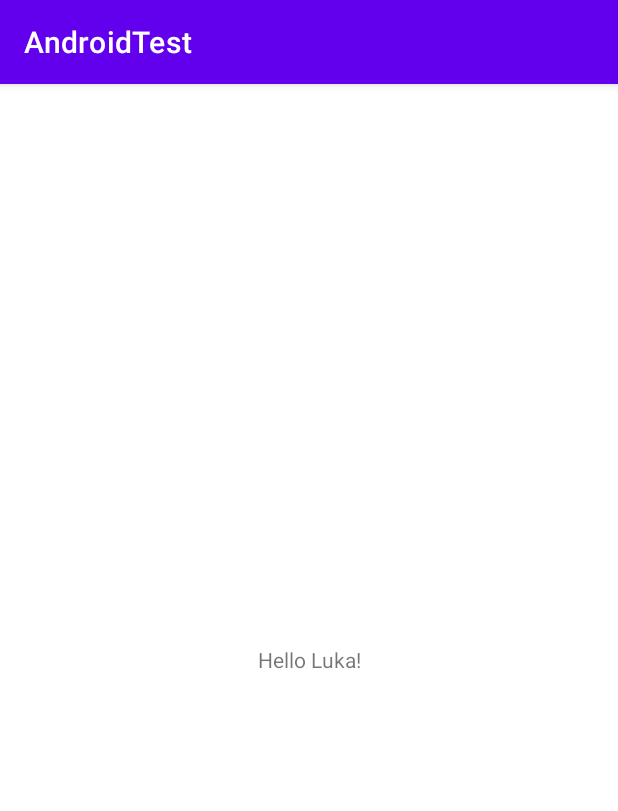
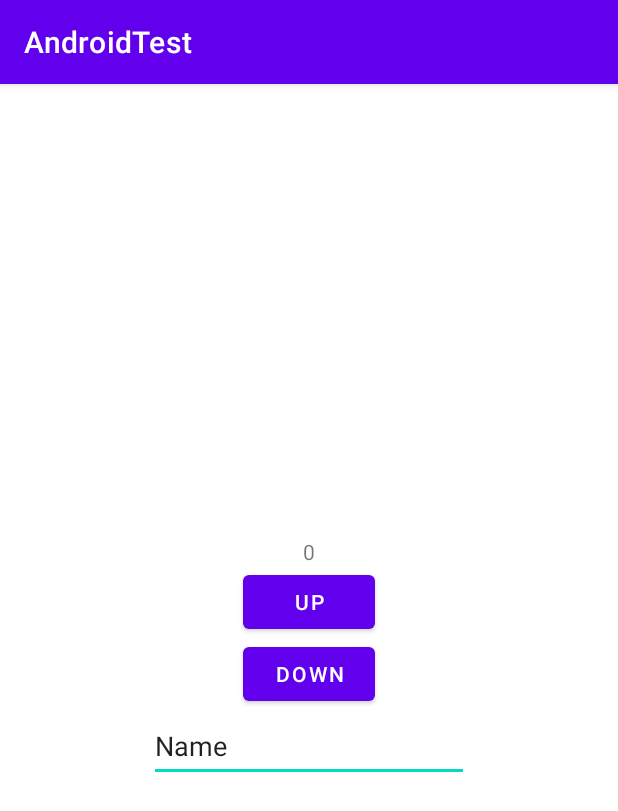
Before and after one commit to Lu555ak/AndroidTest, an Android app: the screen it shows after launch (MainActivity), on a phone screen of 412 x 824 dp. Shown: the top 811 px of the screen. Run offline under Robolectric (Android 15) with nearby library versions, the phone set to English and light mode, and no system bars.

Commit message:
Tasks: 3. - 9.

```diff
--- a/app/build.gradle
+++ b/app/build.gradle
@@ -5,12 +5,12 @@ plugins {
 
 android {
     namespace 'com.example.androidtest'
-    compileSdk 32
+    compileSdk 33
 
     defaultConfig {
         applicationId "com.example.androidtest"
         minSdk 26
-        targetSdk 32
+        targetSdk 33
         versionCode 1
         versionName "1.0"
 
--- a/app/src/main/java/com/example/androidtest/MainActivity.kt
+++ b/app/src/main/java/com/example/androidtest/MainActivity.kt
@@ -1,16 +1,50 @@
 package com.example.androidtest
 
+import android.content.Intent
 import androidx.appcompat.app.AppCompatActivity
 import android.os.Bundle
 import android.util.Log
+import android.widget.Button
+import android.widget.EditText
+import android.widget.TextView
 import android.widget.Toast
 
 class MainActivity : AppCompatActivity() {
+
+    private var count = 0;
+    lateinit var textViewCounter: TextView
+    lateinit var buttonUp: Button
+    lateinit var buttonDown: Button
+    lateinit var plainTextField: EditText
+
     override fun onCreate(savedInstanceState: Bundle?) {
         super.onCreate(savedInstanceState)
         setContentView(R.layout.activity_main)
         Toast.makeText(applicationContext, "onCreate", Toast.LENGTH_SHORT).show()
         Log.i("MyLog", "onCreate")
+
+        textViewCounter = findViewById(R.id.textViewCounter)
+        buttonUp = findViewById(R.id.buttonUp)
+        buttonDown = findViewById(R.id.buttonDown)
+        plainTextField = findViewById(R.id.plainTextField)
+
+        buttonUp.setOnClickListener() {
+            count++;
+            textViewCounter.text = count.toString()
+
+            if(count >= 10){
+                count = 0
+                val intent = Intent(this, SuccessActivity::class.java)
+                intent.putExtra("name", plainTextField.text.toString())
+                startActivity(intent)
+            }
+        }
+
+        buttonDown.setOnClickListener() {
+            if(count > 0)
+                count--
+            textViewCounter.text = count.toString()
+        }
     }
 
     override fun onStart() {
--- a/app/src/main/res/layout/activity_main.xml
+++ b/app/src/main/res/layout/activity_main.xml
@@ -21,7 +21,28 @@
             android:id="@+id/textViewCounter"
             android:layout_width="match_parent"
             android:layout_height="wrap_content"
-            android:text="Hello Luka!"
+            android:text="0"
             android:textAlignment="center" />
+
+        <Button
+            android:id="@+id/buttonUp"
+            android:layout_width="wrap_content"
+            android:layout_height="wrap_content"
+            android:text="UP" />
+
+        <Button
+            android:id="@+id/buttonDown"
+            android:layout_width="wrap_content"
+            android:layout_height="wrap_content"
+            android:text="DOWN" />
+
+        <EditText
+            android:id="@+id/plainTextField"
+            android:layout_width="wrap_content"
+            android:layout_height="wrap_content"
+            android:ems="10"
+            android:inputType="textPersonName"
+            android:minHeight="48dp"
+            android:text="Name" />
     </LinearLayout>
 </androidx.constraintlayout.widget.ConstraintLayout>
```
Also changed, not shown: app/src/main/AndroidManifest.xml (+7 -0 lines), app/src/main/java/com/example/androidtest/SuccessActivity.kt (added, +20 -0 lines), app/src/main/res/layout/activity_success.xml (added, +20 -0 lines).
